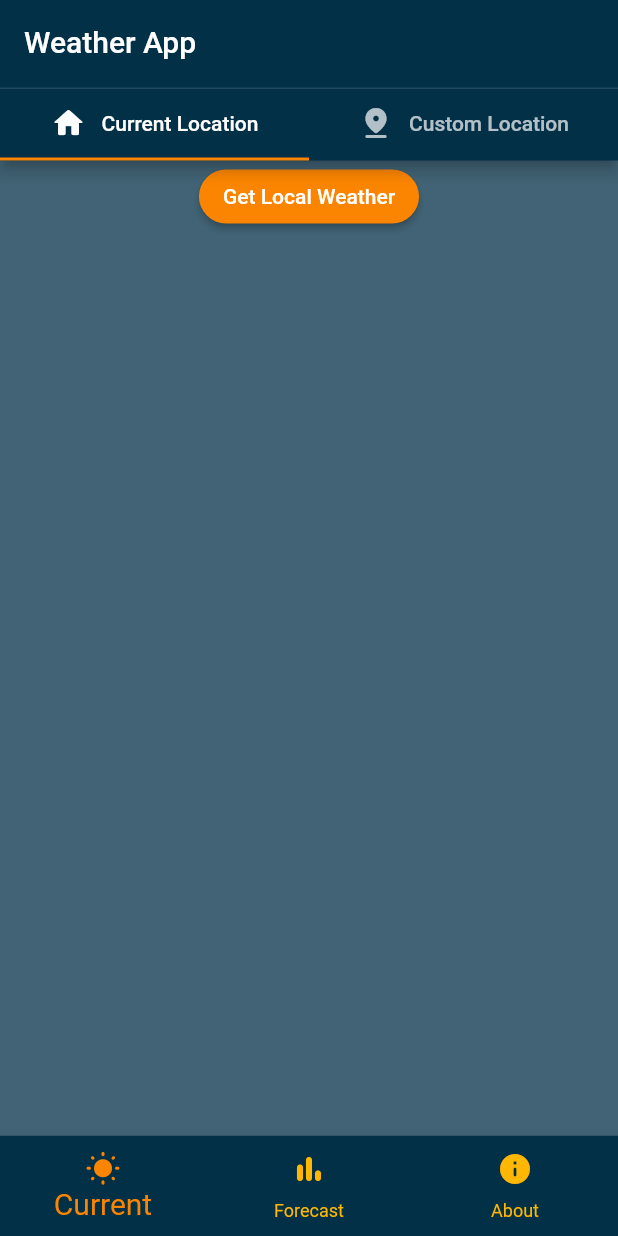
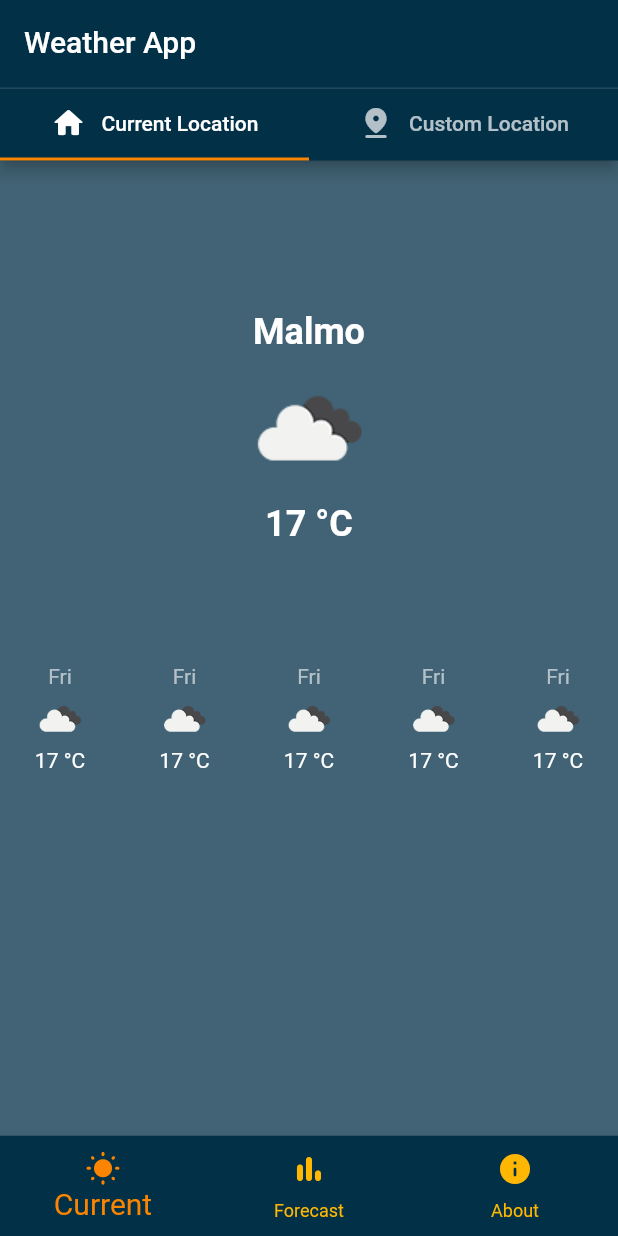
Before and after one commit to neurothrone/zephyr, a Flutter app: the screen it shows after launch, on a phone screen of 412 x 824 dp. Run offline on Flutter 3.47's test engine with Material 2 defaults, Android fonts, the phone set to English and light mode, and no system bars; our stand-ins replace flutter_dotenv, geolocator, permission_handler.

Commit message:
move to sub folders

```diff
--- a/lib/src/features/current_weather/presentation/current_weather_page.dart
+++ b/lib/src/features/current_weather/presentation/current_weather_page.dart
@@ -1,8 +1,8 @@
 import 'package:flutter/material.dart';
 
 import 'current_weather_page_tab_bar.dart';
-import 'custom_location_weather.dart';
-import 'local_location_weather.dart';
+import 'custom/custom_location_weather.dart';
+import 'local/local_location_weather.dart';
 
 class CurrentWeatherPage extends StatelessWidget {
   const CurrentWeatherPage({super.key});
--- /dev/null
+++ b/lib/src/features/current_weather/presentation/local/local_location_weather.dart
@@ -0,0 +1,117 @@
+import 'package:flutter/material.dart';
+
+import '../../../../common_widgets/custom_circular_progress_indicator.dart';
+import '../../../../core/constants.dart';
+import '../../../../services/location_service.dart';
+import '../../../../services/weather_service.dart';
+import '../../domain/location_weather.dart';
+import '../location_weather_display.dart';
+
+class LocalLocationWeather extends StatefulWidget {
+  const LocalLocationWeather({Key? key}) : super(key: key);
+
+  @override
+  State<LocalLocationWeather> createState() => _LocalLocationWeatherState();
+}
+
+class _LocalLocationWeatherState extends State<LocalLocationWeather> {
+  final _weatherService = WeatherService();
+  final _locationService = LocationService();
+
+  LocationWeather? _weather;
+  bool _isLoading = false;
+
+  @override
+  Widget build(BuildContext context) {
+    return SingleChildScrollView(
+      padding: const EdgeInsets.all(kPadding20),
+      child: Column(
+        crossAxisAlignment: CrossAxisAlignment.stretch,
+        children: [
+          // ElevatedButton(
+          //   onPressed: _isLoading ? null : _getCurrentWeather,
+          //   child: const Text("Get Local Weather"),
+          // ),
+          const SizedBox(height: kPadding40 * 2),
+          LocationWeatherDisplay(weather: fakeLocationWeather),
+          const SizedBox(height: kPadding40 * 2),
+          const LocationForecastWeatherDisplay(),
+
+          // if (_isLoading) ...[
+          //   const CustomCircularProgressIndicator()
+          // ] else ...[
+          //   if (_myLocationWeather != null)
+          //     WeatherDisplay(weather: _weather!)
+          // ],
+        ],
+      ),
+    );
+  }
+
+  Future<void> _getCurrentWeather() async {
+    _weather = null;
+
+    setState(() => _isLoading = true);
+
+    final position = await _locationService.getCurrentLocation();
+
+    if (position == null) {
+      // TODO: show alert: location permission is required
+      setState(() => _isLoading = false);
+      return;
+    }
+
+    final weather = await _weatherService.getCurrentWeather(
+      latitude: position.latitude,
+      longitude: position.longitude,
+    );
+
+    if (weather != null) {
+      setState(() => _weather = weather);
+    }
+
+    setState(() => _isLoading = false);
+  }
+}
+
+class LocationForecastWeatherDisplay extends StatelessWidget {
+  const LocationForecastWeatherDisplay({super.key});
+
+  @override
+  Widget build(BuildContext context) {
+    return Row(
+      mainAxisAlignment: MainAxisAlignment.spaceBetween,
+      children: List.generate(
+        5,
+        (_) => const LocationForecastWeatherItem(),
+      ),
+    );
+  }
+}
+
+class LocationForecastWeatherItem extends StatelessWidget {
+  const LocationForecastWeatherItem({super.key});
+
+  @override
+  Widget build(BuildContext context) {
+    return Column(
+      children: [
+        const Text(
+          "Fri",
+          style: TextStyle(color: Colors.white60),
+        ),
+        Image.asset(
+          "assets/images/${fakeLocationWeather.icon}@2x.png",
+          width: 40.0,
+          height: 40.0,
+        ),
+        // const SizedBox(height: 10.0),
+        Text(
+          "${fakeLocationWeather.temperature} °C",
+          style: const TextStyle(),
+        ),
+        // const Text("H: 15 °C L: 15 °C"),
+      ],
+    );
+  }
+}
--- a/lib/src/features/current_weather/presentation/local_location_weather.dart
+++ /dev/null
@@ -1,80 +0,0 @@
-import 'package:flutter/material.dart';
-
-import 'package:geolocator/geolocator.dart';
-import 'package:permission_handler/permission_handler.dart';
-
-import '../../../common_widgets/custom_circular_progress_indicator.dart';
-import '../../../core/constants.dart';
-import '../../../services/weather_service.dart';
-import '../domain/location_weather.dart';
-import 'weather_display.dart';
-
-class LocalLocationWeather extends StatefulWidget {
-  const LocalLocationWeather({Key? key}) : super(key: key);
-
-  @override
-  State<LocalLocationWeather> createState() => _LocalLocationWeatherState();
-}
-
-class _LocalLocationWeatherState extends State<LocalLocationWeather> {
-  final _weatherService = WeatherService();
-  LocationWeather? _myLocationWeather;
-  bool _isLoading = false;
-
-  @override
-  Widget build(BuildContext context) {
-    return Column(
-      children: [
-        ElevatedButton(
-          onPressed: _isLoading ? null : _getCurrentWeather,
-          child: const Text("Get Local Weather"),
-        ),
-        const SizedBox(height: kPadding20),
-        if (_isLoading) ...[
-          const CustomCircularProgressIndicator()
-        ] else ...[
-          if (_myLocationWeather != null)
-            WeatherDisplay(weather: _myLocationWeather!)
-        ],
-      ],
-    );
-  }
-
-  Future<void> _getCurrentWeather() async {
-    _myLocationWeather = null;
-
-    setState(() => _isLoading = true);
-
-    final position = await _getCurrentLocation();
-
-    if (position == null) {
-      // TODO: show alert: location permission is required
-      setState(() => _isLoading = false);
-      return;
-    }
-
-    final weather = await _weatherService.getCurrentWeather(
-      latitude: position.latitude,
-      longitude: position.longitude,
-    );
-
-    if (weather != null) {
-      setState(() => _myLocationWeather = weather);
-    }
-
-    setState(() => _isLoading = false);
-  }
-
-  Future<Position?> _getCurrentLocation() async {
-    PermissionStatus permissionStatus = await Permission.location.request();
-
-    if (permissionStatus.isGranted) {
-      Position position = await Geolocator.getCurrentPosition(
-        desiredAccuracy: LocationAccuracy.high,
-      );
-      return position;
-    } else {
-      return null;
-    }
-  }
-}
```
Also changed, not shown: lib/src/features/current_weather/presentation/custom/custom_location_weather.dart (added, +66 -0 lines), lib/src/features/current_weather/presentation/custom_location_weather.dart (deleted, +0 -71 lines).
